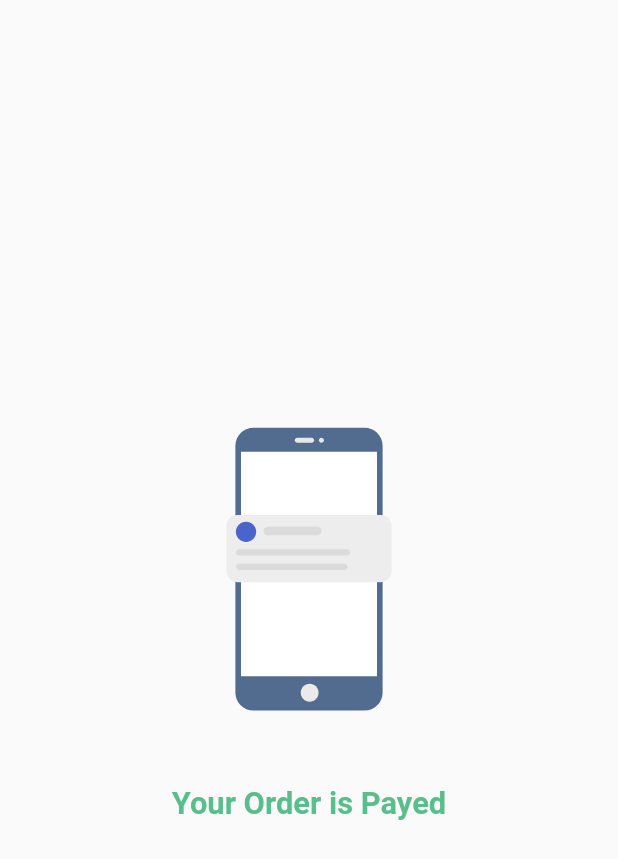
After one commit to shahzebnaqvi/Car-Booking, a Flutter app: the Payed screen opened directly, on a phone screen of 412 x 824 dp. The commit adds this screen. Shown: the top 859 px of the screen. Run offline on Flutter 3.47's test engine with Material 2 defaults, Android fonts, the phone set to English and light mode, and no system bars; our stand-ins replace get, lottie; missing offline and left inert: animation_wrappers.

Commit message:
Hackaton Application

```diff
--- a/lib/screens/pay.dart
+++ b/lib/screens/pay.dart
@@ -2,6 +2,7 @@ import 'package:bookcar/constant.dart/constant.dart';
 import 'package:bookcar/screens/auth/forgetpass.dart';
 import 'package:bookcar/screens/auth/signup.dart';
 import 'package:bookcar/screens/home.dart';
+import 'package:bookcar/screens/payed.dart';
 import 'package:flutter/gestures.dart';
 import 'package:flutter/material.dart';
 
@@ -141,12 +142,12 @@ class _PayState extends State<Pay> {
               ),
           onPressed: () {
             Navigator.push(
-                context, MaterialPageRoute(builder: (context) => Home()));
+                context, MaterialPageRoute(builder: (context) => Payed()));
           },
           child: Text(
             "Finish Payment",
             style: TextStyle(
-              fontSize: MediaQuery.of(context).size.width * 0.05,
+              fontSize: MediaQuery.of(context).size.width * 0.08,
             ),
           ),
         ),
--- /dev/null
+++ b/lib/screens/payed.dart
@@ -0,0 +1,51 @@
+import 'dart:async';
+
+import 'package:bookcar/constant.dart/constant.dart';
+import 'package:bookcar/screens/auth/login.dart';
+import 'package:bookcar/screens/home.dart';
+import 'package:flutter/material.dart';
+import 'package:lottie/lottie.dart';
+
+class Payed extends StatefulWidget {
+  const Payed({Key? key}) : super(key: key);
+
+  @override
+  State<Payed> createState() => _PayedState();
+}
+
+class _PayedState extends State<Payed> {
+  void initState() {
+    super.initState();
+    Timer(
+        Duration(seconds: 4),
+        () => Navigator.pushReplacement(
+            context, MaterialPageRoute(builder: (context) => Home())));
+  }
+
+  @override
+  Widget build(BuildContext context) {
+    return Scaffold(
+        body: Center(
+      child: Column(
+        mainAxisAlignment: MainAxisAlignment.center,
+        children: [
+          Container(
+              height: MediaQuery.of(context).size.width * 0.5,
+              child: Lottie.asset("assets/lottiefile/reset.json")),
+          Container(
+            margin: EdgeInsets.only(
+              top: MediaQuery.of(context).size.height * 0.05,
+            ),
+            child: Text(
+              "Your Order is Payed",
+              style: TextStyle(
+                  fontSize: MediaQuery.of(context).size.width * 0.05,
+                  fontWeight: FontWeight.bold,
+                  color: Constants.mainColor),
+            ),
+          ),
+        ],
+      ),
+    ));
+  }
+}
```
Also changed, not shown: lib/controller.dart/cartcontroller.dart (+7 -0 lines), lib/screens/payment.dart (+11 -2 lines).
